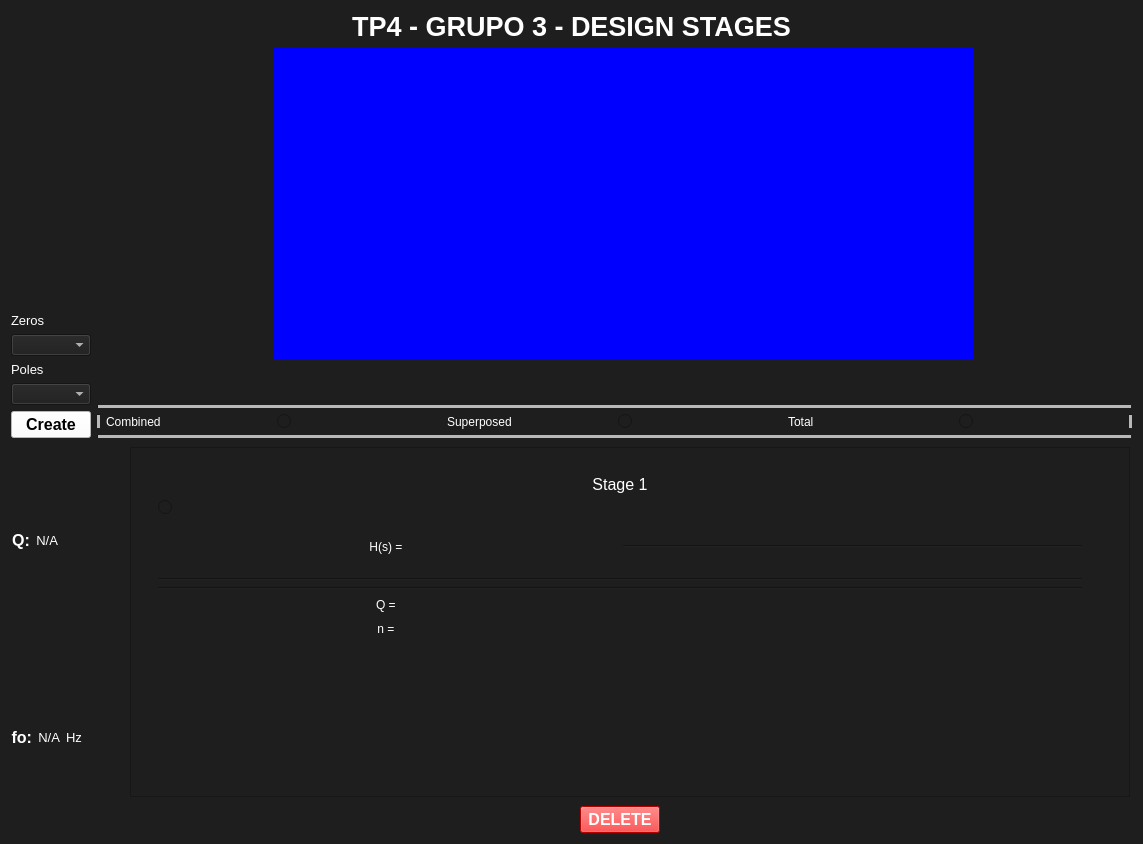
First picture: the form in Frontend/Designer/tp4_stages.ui, repository odevincenti/TC_TP4, before the edit.
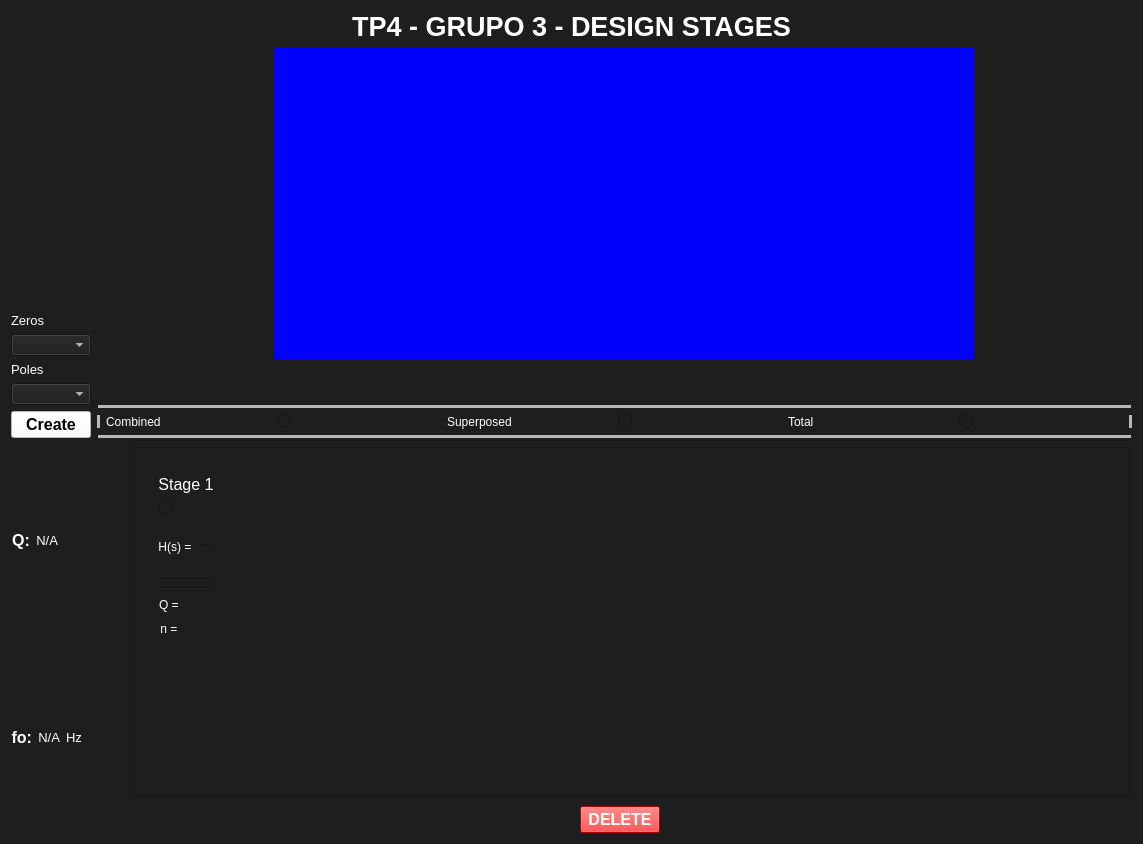
Second picture: the form after the edit. Custom widgets are drawn as their Qt base class.

What changed in the file:
```diff
--- a/Frontend/Designer/tp4_stages.ui
+++ b/Frontend/Designer/tp4_stages.ui
@@ -572,8 +572,8 @@
                  <rect>
                   <x>0</x>
                   <y>0</y>
-                  <width>498</width>
-                  <height>342</height>
+                  <width>485</width>
+                  <height>330</height>
                  </rect>
                 </property>
                 <layout class="QHBoxLayout" name="horizontalLayout_2">
@@ -802,6 +802,19 @@
                         </property>
                        </spacer>
                       </item>
+                      <item>
+                       <spacer name="horizontalSpacer">
+                        <property name="orientation">
+                         <enum>Qt::Horizontal</enum>
+                        </property>
+                        <property name="sizeHint" stdset="0">
+                         <size>
+                          <width>40</width>
+                          <height>20</height>
+                         </size>
+                        </property>
+                       </spacer>
+                      </item>
                      </layout>
                     </item>
                    </layout>
```
